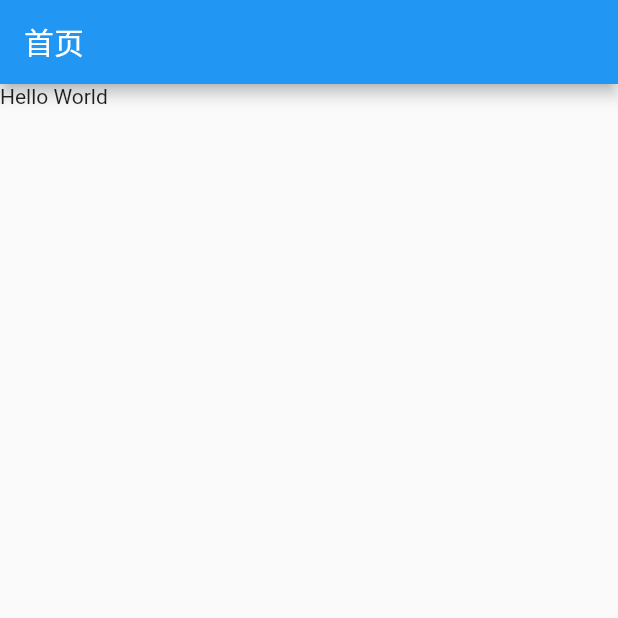
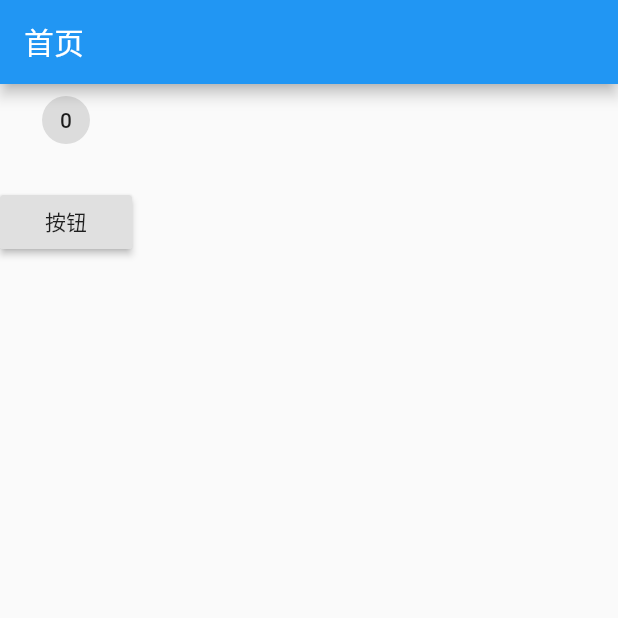
Before and after one commit to he1237596/myapp, a Flutter app: the screen it shows after launch, on a phone screen of 412 x 824 dp, the top half of it. Run offline on Flutter 3.47's test engine with Material 2 defaults, Android fonts, the phone set to English and light mode, and no system bars.

```diff
--- a/lib/main.dart
+++ b/lib/main.dart
@@ -2,8 +2,10 @@
  * @Author: Chris
  * @Date: 2020-09-07 15:53:59
  * @LastEditors: Chris
- * @LastEditTime: 2020-09-07 16:17:16
- * @Descripttion: **
+ * @LastEditTime: 2020-09-15 16:13:15
+ * @Descripttion: 有状态组件和无状态组件
+ * StatelessWidget 是无状态组件，状态不可变的 widget
+ * StatefulWidget 是有状态组件，持有的状态可能在 widget 生命周期改变。
  */
 import 'package:flutter/material.dart';
 
@@ -22,9 +24,40 @@ class MyApp extends StatelessWidget {
           appBar: AppBar(
             title: Text('首页'),
           ),
-          body: Text('Hello World'),
+          body: HomePage(),
         ),
       ),
     );
   }
 }
+
+class HomePage extends StatefulWidget {
+  HomePage({Key key}) : super(key: key);
+  _HomePageState createState() => _HomePageState();
+}
+
+class _HomePageState extends State<HomePage> {
+  int count = 0;
+  @override
+  Widget build(BuildContext context) {
+    return Column(
+      children: [
+        Chip(
+          deleteIconColor: Colors.red,
+          label: Text('$count'),
+        ),
+        SizedBox(
+          height: 20,
+        ),
+        RaisedButton(
+          onPressed: () {
+            this.setState(() {
+              this.count++;
+            });
+          },
+          child: Text('按钮'),
+        )
+      ],
+    );
+  }
+}
```
